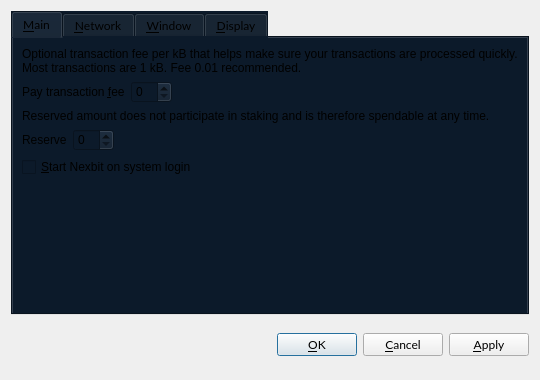
Old version of the form src/qt/forms/optionsdialog.ui in the repository nexbitproject/nexbit.
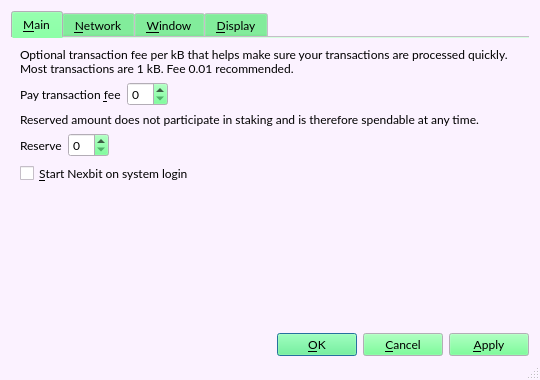
New version of the form. Icons and pictures are not drawn. Custom widgets are drawn as their Qt base class.

The edit to the form file:
```diff
--- a/src/qt/forms/optionsdialog.ui
+++ b/src/qt/forms/optionsdialog.ui
@@ -10,6 +10,448 @@
     <height>380</height>
    </rect>
   </property>
+  <property name="palette">
+   <palette>
+    <active>
+     <colorrole role="WindowText">
+      <brush brushstyle="SolidPattern">
+       <color alpha="255">
+        <red>0</red>
+        <green>0</green>
+        <blue>0</blue>
+       </color>
+      </brush>
+     </colorrole>
+     <colorrole role="Button">
+      <brush brushstyle="SolidPattern">
+       <color alpha="255">
+        <red>85</red>
+        <green>255</green>
+        <blue>127</blue>
+       </color>
+      </brush>
+     </colorrole>
+     <colorrole role="Light">
+      <brush brushstyle="SolidPattern">
+       <color alpha="255">
+        <red>213</red>
+        <green>255</green>
+        <blue>223</blue>
+       </color>
+      </brush>
+     </colorrole>
+     <colorrole role="Midlight">
+      <brush brushstyle="SolidPattern">
+       <color alpha="255">
+        <red>149</red>
+        <green>255</green>
+        <blue>175</blue>
+       </color>
+      </brush>
+     </colorrole>
+     <colorrole role="Dark">
+      <brush brushstyle="SolidPattern">
+       <color alpha="255">
+        <red>42</red>
+        <green>127</green>
+        <blue>63</blue>
+       </color>
+      </brush>
+     </colorrole>
+     <colorrole role="Mid">
+      <brush brushstyle="SolidPattern">
+       <color alpha="255">
+        <red>56</red>
+        <green>170</green>
+        <blue>84</blue>
+       </color>
+      </brush>
+     </colorrole>
+     <colorrole role="Text">
+      <brush brushstyle="SolidPattern">
+       <color alpha="255">
+        <red>0</red>
+        <green>0</green>
+        <blue>0</blue>
+       </color>
+      </brush>
+     </colorrole>
+     <colorrole role="BrightText">
+      <brush brushstyle="SolidPattern">
+       <color alpha="255">
+        <red>255</red>
+        <green>255</green>
+        <blue>255</blue>
+       </color>
+      </brush>
+     </colorrole>
+     <colorrole role="ButtonText">
+      <brush brushstyle="SolidPattern">
+       <color alpha="255">
+        <red>0</red>
+        <green>0</green>
+        <blue>0</blue>
+       </color>
+      </brush>
+     </colorrole>
+     <colorrole role="Base">
+      <brush brushstyle="SolidPattern">
+       <color alpha="255">
+        <red>255</red>
+        <green>255</green>
+        <blue>255</blue>
+       </color>
+      </brush>
+     </colorrole>
+     <colorrole role="Window">
+      <brush brushstyle="SolidPattern">
+       <color alpha="255">
+        <red>251</red>
+        <green>242</green>
+        <blue>255</blue>
+       </color>
+      </brush>
+     </colorrole>
+     <colorrole role="Shadow">
+      <brush brushstyle="SolidPattern">
+       <color alpha="255">
+        <red>0</red>
+        <green>0</green>
+        <blue>0</blue>
+       </color>
+      </brush>
+     </colorrole>
+     <colorrole role="AlternateBase">
+      <brush brushstyle="SolidPattern">
+       <color alpha="255">
+        <red>170</red>
+        <green>255</green>
+        <blue>191</blue>
+       </color>
+      </brush>
+     </colorrole>
+     <colorrole role="ToolTipBase">
+      <brush brushstyle="SolidPattern">
+       <color alpha="255">
+        <red>255</red>
+        <green>255</green>
+        <blue>220</blue>
+       </color>
+      </brush>
+     </colorrole>
+     <colorrole role="ToolTipText">
+      <brush brushstyle="SolidPattern">
+       <color alpha="255">
+        <red>0</red>
+        <green>0</green>
+        <blue>0</blue>
+       </color>
+      </brush>
+     </colorrole>
+     <colorrole role="PlaceholderText">
+      <brush brushstyle="SolidPattern">
+       <color alpha="128">
+        <red>0</red>
+        <green>0</green>
+        <blue>0</blue>
+       </color>
+      </brush>
+     </colorrole>
+    </active>
+    <inactive>
+     <colorrole role="WindowText">
+      <brush brushstyle="SolidPattern">
+       <color alpha="255">
+        <red>0</red>
+        <green>0</green>
+        <blue>0</blue>
+       </color>
+      </brush>
+     </colorrole>
+     <colorrole role="Button">
+      <brush brushstyle="SolidPattern">
+       <color alpha="255">
+        <red>85</red>
+        <green>255</green>
+        <blue>127</blue>
+       </color>
+      </brush>
+     </colorrole>
+     <colorrole role="Light">
+      <brush brushstyle="SolidPattern">
+       <color alpha="255">
+        <red>213</red>
+        <green>255</green>
+        <blue>223</blue>
+       </color>
+      </brush>
+     </colorrole>
+     <colorrole role="Midlight">
+      <brush brushstyle="SolidPattern">
+       <color alpha="255">
+        <red>149</red>
+        <green>255</green>
+        <blue>175</blue>
+       </color>
+      </brush>
+     </colorrole>
+     <colorrole role="Dark">
+      <brush brushstyle="SolidPattern">
+       <color alpha="255">
+        <red>42</red>
+        <green>127</green>
+        <blue>63</blue>
+       </color>
+      </brush>
+     </colorrole>
+     <colorrole role="Mid">
+      <brush brushstyle="SolidPattern">
+       <color alpha="255">
+        <red>56</red>
+        <green>170</green>
+        <blue>84</blue>
+       </color>
+      </brush>
+     </colorrole>
+     <colorrole role="Text">
+      <brush brushstyle="SolidPattern">
+       <color alpha="255">
+        <red>0</red>
+        <green>0</green>
+        <blue>0</blue>
+       </color>
+      </brush>
+     </colorrole>
+     <colorrole role="BrightText">
+      <brush brushstyle="SolidPattern">
+       <color alpha="255">
+        <red>255</red>
+        <green>255</green>
+        <blue>255</blue>
+       </color>
+      </brush>
+     </colorrole>
+     <colorrole role="ButtonText">
+      <brush brushstyle="SolidPattern">
+       <color alpha="255">
+        <red>0</red>
+        <green>0</green>
+        <blue>0</blue>
+       </color>
+      </brush>
+     </colorrole>
+     <colorrole role="Base">
+      <brush brushstyle="SolidPattern">
+       <color alpha="255">
+        <red>255</red>
+        <green>255</green>
+        <blue>255</blue>
+       </color>
+      </brush>
+     </colorrole>
+     <colorrole role="Window">
+      <brush brushstyle="SolidPattern">
+       <color alpha="255">
+        <red>251</red>
+        <green>242</green>
+        <blue>255</blue>
+       </color>
+      </brush>
+     </colorrole>
+     <colorrole role="Shadow">
+      <brush brushstyle="SolidPattern">
+       <color alpha="255">
+        <red>0</red>
+        <green>0</green>
+        <blue>0</blue>
+       </color>
+      </brush>
+     </colorrole>
+     <colorrole role="AlternateBase">
+      <brush brushstyle="SolidPattern">
+       <color alpha="255">
+        <red>170</red>
+        <green>255</green>
+        <blue>191</blue>
+       </color>
+      </brush>
+     </colorrole>
+     <colorrole role="ToolTipBase">
+      <brush brushstyle="SolidPattern">
+       <color alpha="255">
+        <red>255</red>
+        <green>255</green>
+        <blue>220</blue>
+       </color>
+      </brush>
+     </colorrole>
+     <colorrole role="ToolTipText">
+      <brush brushstyle="SolidPattern">
+       <color alpha="255">
+        <red>0</red>
+        <green>0</green>
+        <blue>0</blue>
+       </color>
+      </brush>
+     </colorrole>
+     <colorrole role="PlaceholderText">
+      <brush brushstyle="SolidPattern">
+       <color alpha="128">
+        <red>0</red>
+        <green>0</green>
+        <blue>0</blue>
+       </color>
+      </brush>
+     </colorrole>
+    </inactive>
+    <disabled>
+     <colorrole role="WindowText">
+      <brush brushstyle="SolidPattern">
+       <color alpha="255">
+        <red>42</red>
+        <green>127</green>
+        <blue>63</blue>
+       </color>
+      </brush>
+     </colorrole>
+     <colorrole role="Button">
+      <brush brushstyle="SolidPattern">
+       <color alpha="255">
+        <red>85</red>
+        <green>255</green>
+        <blue>127</blue>
+       </color>
+      </brush>
+     </colorrole>
+     <colorrole role="Light">
+      <brush brushstyle="SolidPattern">
+       <color alpha="255">
+        <red>213</red>
+        <green>255</green>
+        <blue>223</blue>
+       </color>
+      </brush>
+     </colorrole>
+     <colorrole role="Midlight">
+      <brush brushstyle="SolidPattern">
+       <color alpha="255">
+        <red>149</red>
+        <green>255</green>
+        <blue>175</blue>
+       </color>
+      </brush>
+     </colorrole>
+     <colorrole role="Dark">
+      <brush brushstyle="SolidPattern">
+       <color alpha="255">
+        <red>42</red>
+        <green>127</green>
+        <blue>63</blue>
+       </color>
+      </brush>
+     </colorrole>
+     <colorrole role="Mid">
+      <brush brushstyle="SolidPattern">
+       <color alpha="255">
+        <red>56</red>
+        <green>170</green>
+        <blue>84</blue>
+       </color>
+      </brush>
+     </colorrole>
+     <colorrole role="Text">
+      <brush brushstyle="SolidPattern">
+       <color alpha="255">
+        <red>42</red>
+        <green>127</green>
+        <blue>63</blue>
+       </color>
+      </brush>
+     </colorrole>
+     <colorrole role="BrightText">
+      <brush brushstyle="SolidPattern">
+       <color alpha="255">
+        <red>255</red>
+        <green>255</green>
+        <blue>255</blue>
+       </color>
+      </brush>
+     </colorrole>
+     <colorrole role="ButtonText">
+      <brush brushstyle="SolidPattern">
+       <color alpha="255">
+        <red>42</red>
+        <green>127</green>
+        <blue>63</blue>
+       </color>
+      </brush>
+     </colorrole>
+     <colorrole role="Base">
+      <brush brushstyle="SolidPattern">
+       <color alpha="255">
+        <red>251</red>
+        <green>242</green>
+        <blue>255</blue>
+       </color>
+      </brush>
+     </colorrole>
+     <colorrole role="Window">
+      <brush brushstyle="SolidPattern">
+       <color alpha="255">
+        <red>251</red>
+        <green>242</green>
+        <blue>255</blue>
+       </color>
+      </brush>
+     </colorrole>
+     <colorrole role="Shadow">
+      <brush brushstyle="SolidPattern">
+       <color alpha="255">
+        <red>0</red>
+        <green>0</green>
+        <blue>0</blue>
+       </color>
+      </brush>
+     </colorrole>
+     <colorrole role="AlternateBase">
+      <brush brushstyle="SolidPattern">
+       <color alpha="255">
+        <red>85</red>
+        <green>255</green>
+        <blue>127</blue>
+       </color>
+      </brush>
+     </colorrole>
+     <colorrole role="ToolTipBase">
+      <brush brushstyle="SolidPattern">
+       <color alpha="255">
+        <red>255</red>
+        <green>255</green>
+        <blue>220</blue>
+       </color>
+      </brush>
+     </colorrole>
+     <colorrole role="ToolTipText">
+      <brush brushstyle="SolidPattern">
+       <color alpha="255">
+        <red>0</red>
+        <green>0</green>
+        <blue>0</blue>
+       </color>
+      </brush>
+     </colorrole>
+     <colorrole role="PlaceholderText">
+      <brush brushstyle="SolidPattern">
+       <color alpha="128">
+        <red>0</red>
+        <green>0</green>
+        <blue>0</blue>
+       </color>
+      </brush>
+     </colorrole>
+    </disabled>
+   </palette>
+  </property>
   <property name="font">
    <font>
     <family>Lato</family>
@@ -18,8 +460,18 @@
   <property name="windowTitle">
    <string>Options</string>
   </property>
+  <property name="windowIcon">
+   <iconset>
+    <normaloff>../../../../../@media/favicon.ico</normaloff>../../../../../@media/favicon.ico</iconset>
+  </property>
+  <property name="autoFillBackground">
+   <bool>true</bool>
+  </property>
   <property name="styleSheet">
-   <string notr="true">background-image: url(:/bg/res/icons/bg-splash.png);</string>
+   <string notr="true"/>
+  </property>
+  <property name="sizeGripEnabled">
+   <bool>true</bool>
   </property>
   <property name="modal">
    <bool>true</bool>
@@ -36,7 +488,7 @@
       <bool>false</bool>
      </property>
      <property name="styleSheet">
-      <string notr="true">background-color: rgb(12, 26, 42);</string>
+      <string notr="true"/>
      </property>
      <property name="tabPosition">
       <enum>QTabWidget::North</enum>
@@ -45,7 +497,7 @@
       <number>0</number>
      </property>
      <property name="documentMode">
-      <bool>false</bool>
+      <bool>true</bool>
      </property>
      <property name="tabsClosable">
       <bool>false</bool>
@@ -87,7 +539,15 @@
           </widget>
          </item>
          <item>
-          <widget class="BitcoinAmountField" name="transactionFee"/>
+          <widget class="BitcoinAmountField" name="transactionFee">
+           <property name="palette">
+            <palette>
+             <active/>
+             <inactive/>
+             <disabled/>
+            </palette>
+           </property>
+          </widget>
          </item>
          <item>
           <spacer name="horizontalSpacerFee">
@@ -490,6 +950,11 @@
   </layout>
  </widget>
  <customwidgets>
+  <customwidget>
+   <class>QValidatedLineEdit</class>
+   <extends>QLineEdit</extends>
+   <header>qvalidatedlineedit.h</header>
+  </customwidget>
   <customwidget>
    <class>BitcoinAmountField</class>
    <extends>QSpinBox</extends>
@@ -500,11 +965,6 @@
    <extends>QComboBox</extends>
    <header>qvaluecombobox.h</header>
   </customwidget>
-  <customwidget>
-   <class>QValidatedLineEdit</class>
-   <extends>QLineEdit</extends>
-   <header>qvalidatedlineedit.h</header>
-  </customwidget>
  </customwidgets>
  <resources/>
  <connections/>
```
Left out of the diff: 1 changed line with no effect on the pictures.
